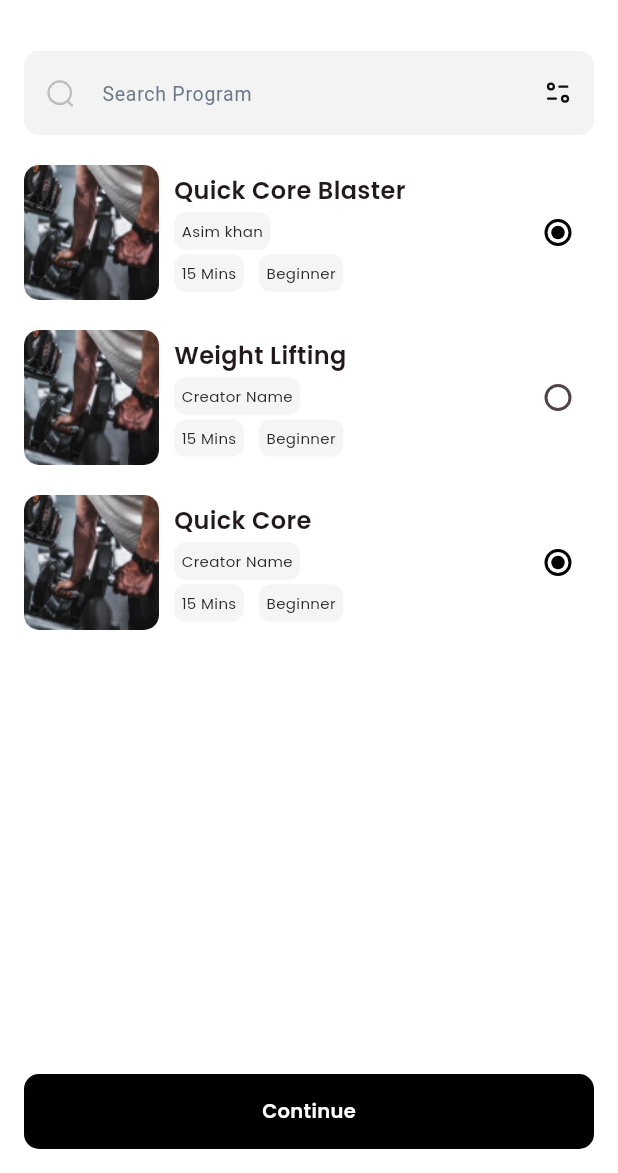
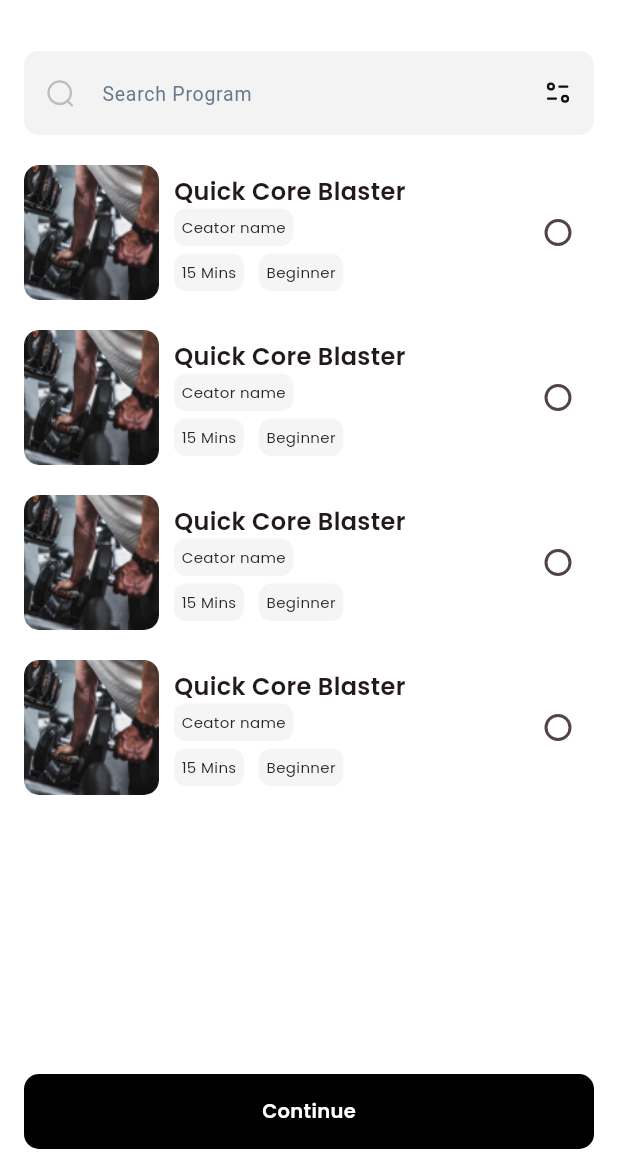
Before and after one commit to bilaalmustafa/musculo_app, a Flutter app: the ProgramScreen screen opened by its route, on a phone screen of 412 x 824 dp, the part 63-1236 px from its top. Run offline on Flutter 3.47's test engine with Material 3 defaults, Android fonts, the phone set to English and light mode, and no system bars; our stand-ins replace carousel_slider, flutter_svg, google_fonts, pinput, table_calendar, video_player; network calls fail; project files that could hold a hidden picture were left out.

Commit message:
date 22-05-2025

```diff
--- a/lib/modules/bottom_navigation_bar/feedback/screens/program_screen.dart
+++ b/lib/modules/bottom_navigation_bar/feedback/screens/program_screen.dart
@@ -9,9 +9,15 @@ import '../../../../components/custom_button.dart';
 import '../../../../core/config/routes.dart';
 import '../../../../core/constants/sizes.dart';
 
-class ProgramScreen extends StatelessWidget {
+class ProgramScreen extends StatefulWidget {
   const ProgramScreen({super.key});
 
+  @override
+  State<ProgramScreen> createState() => _ProgramScreenState();
+}
+
+class _ProgramScreenState extends State<ProgramScreen> {
+  int? selectedIndex;
   @override
   Widget build(BuildContext context) {
     return Scaffold(
@@ -30,16 +36,26 @@ class ProgramScreen extends StatelessWidget {
                 Navigator.pushNamed(context, Routes.filterscreen);
               },
             ),
-            VideoItem(
-              creatorName: 'Asim khan',
-              programTitle: 'Quick Core Blaster',
-              radiostatus: true,
+            Expanded(
+              child: ListView.separated(
+                itemCount: 4,
+                itemBuilder:
+                    (context, index) => VideoItem(
+                      index: index,
+                      selectedIndex: selectedIndex,
+                      onChanged: (val) {
+                        setState(() {
+                          selectedIndex = val;
+                        });
+                      },
+                      programTitle: "Quick Core Blaster",
+                      // programTime: "15 Mins",
+                      // programStatus: "Beginner",
+                      creatorName: "Ceator name",
+                    ),
+                separatorBuilder: (_, __) => SizedBox(height: Sizes.s20),
+              ),
             ),
-            VideoItem(
-              creatorName: 'Creator Name',
-              programTitle: 'Weight Lifting',
-            ),
-            VideoItem(creatorName: 'Creator Name', radiostatus: true),
           ],
         ),
       ),
--- a/lib/modules/bottom_navigation_bar/home_and_training_screens/component/video_item.dart
+++ b/lib/modules/bottom_navigation_bar/home_and_training_screens/component/video_item.dart
@@ -16,19 +16,24 @@ class VideoItem extends StatelessWidget {
     this.programTime,
     this.programTitle,
     this.creatorName,
-    this.radiostatus,
+    this.index,
+    this.selectedIndex,
+    this.onChanged,
   });
+
   final String? image;
   final String? programTitle;
   final String? programTime;
   final String? programStatus;
   final String? programImage;
   final String? creatorName;
-  final bool? radiostatus;
+  final int? index;
+  final int? selectedIndex;
+  final ValueChanged<int>? onChanged;
+
   @override
   Widget build(BuildContext context) {
     return Row(
-      spacing: Sizes.s10,
       children: [
         Container(
           width: 90,
@@ -42,26 +47,25 @@ class VideoItem extends StatelessWidget {
             ),
           ),
         ),
+        const SizedBox(width: 10),
         Column(
           crossAxisAlignment: CrossAxisAlignment.start,
-          spacing: Sizes.s3,
           children: [
             PoppinsText(
               text: programTitle ?? "Quick Core ",
               fontSize: Sizes.s16,
               fontWeight: TextWeight.semiBold,
             ),
-
             if (creatorName != null)
               CustomChip(text: creatorName ?? '', color: ConstColors.secondary),
-
+            SizedBox(height: 5),
             Row(
-              spacing: Sizes.s10,
               children: [
                 CustomChip(
                   text: programTime ?? "15 Mins",
                   color: ConstColors.secondary,
                 ),
+                const SizedBox(width: 10),
                 CustomChip(
                   text: programStatus ?? "Beginner",
                   color: ConstColors.secondary,
@@ -74,11 +78,13 @@ class VideoItem extends StatelessWidget {
         if (image == null)
           Radio(
             activeColor: ConstColors.black,
-            value: radiostatus ?? false,
-            groupValue: true,
-            onChanged: (value) {},
+            value: index,
+            groupValue: selectedIndex,
+            onChanged: (value) {
+              if (onChanged != null) onChanged!(value!);
+            },
           )
-        else
+        else if (image != null)
           SharePicture(imagePath: image!, height: Sizes.s50, width: Sizes.s50),
       ],
     );
--- a/lib/modules/bottom_navigation_bar/home_and_training_screens/screen/creator_mode/add_workout/intervel_time.dart
+++ b/lib/modules/bottom_navigation_bar/home_and_training_screens/screen/creator_mode/add_workout/intervel_time.dart
@@ -1,5 +1,3 @@
-import 'dart:nativewrappers/_internal/vm/lib/developer.dart';
-
 import 'package:flutter/material.dart';
 import 'package:musculo_app/components/poppins_text.dart';
 import 'package:musculo_app/core/constants/const_colors.dart';
@@ -31,11 +29,11 @@ class _WarmUpState extends State<IntervelTime> {
       controller
           .initialize()
           .then((_) {
-            log("Initialized video: $url");
+            print("Initialized video: $url");
             setState(() {});
           })
           .catchError((error) {
-            log("Error initializing video: $error");
+            print("Error initializing video: $error");
           });
       _controllers.add(controller);
     }
--- a/lib/modules/bottom_navigation_bar/home_and_training_screens/screen/creator_mode/add_workout/type_of_workout.dart
+++ b/lib/modules/bottom_navigation_bar/home_and_training_screens/screen/creator_mode/add_workout/type_of_workout.dart
@@ -21,7 +21,6 @@ class _TypeOfWorkoutState extends State<TypeOfWorkout> {
       body: Padding(
         padding: const EdgeInsets.all(Sizes.s16),
         child: Column(
-          spacing: Sizes.s20,
           crossAxisAlignment: CrossAxisAlignment.start,
           children: [
             PoppinsText(
@@ -29,6 +28,7 @@ class _TypeOfWorkoutState extends State<TypeOfWorkout> {
               fontSize: Sizes.s24,
               fontWeight: TextWeight.semiBold,
             ),
+            SizedBox(height: Sizes.s20),
             Divider(color: ConstColors.dividerColor),
 
             RadioListTile(
--- a/lib/modules/bottom_navigation_bar/home_and_training_screens/screen/creator_mode/component/add_version.dart
+++ b/lib/modules/bottom_navigation_bar/home_and_training_screens/screen/creator_mode/component/add_version.dart
@@ -1,5 +1,3 @@
-import 'dart:nativewrappers/_internal/vm/lib/developer.dart';
-
 import 'package:flutter/material.dart';
 import 'package:musculo_app/components/poppins_text.dart';
 import 'package:musculo_app/core/constants/const_colors.dart';
@@ -28,11 +26,11 @@ class _AddVersionState extends State<AddVersion> {
       controller
           .initialize()
           .then((_) {
-            log("Initialized video: $url");
+            print("Initialized video: $url");
             setState(() {});
           })
           .catchError((error) {
-            log("Error initializing video: $error");
+            print("Error initializing video: $error");
           });
       _controllers.add(controller);
     }
--- a/lib/modules/bottom_navigation_bar/home_and_training_screens/screen/creator_mode/component/creator_List_item.dart
+++ b/lib/modules/bottom_navigation_bar/home_and_training_screens/screen/creator_mode/component/creator_List_item.dart
@@ -45,7 +45,11 @@ class CreatorListItems extends StatelessWidget {
             ],
           ),
           Spacer(),
-          SharePicture(imagePath: Assets.editBlack),
+          SharePicture(
+            imagePath: Assets.editBlack,
+            width: Sizes.s20,
+            height: Sizes.s20,
+          ),
         ],
       ),
     );
--- a/lib/modules/bottom_navigation_bar/programs_and_workout/creater_screen/setting.dart
+++ b/lib/modules/bottom_navigation_bar/programs_and_workout/creater_screen/setting.dart
@@ -7,6 +7,7 @@ import 'package:musculo_app/core/constants/const_colors.dart';
 import 'package:musculo_app/core/constants/sizes.dart';
 
 import 'package:musculo_app/modules/bottom_navigation_bar/programs_and_workout/component/customlisttile.dart';
+import 'package:musculo_app/modules/bottom_navigation_bar/programs_and_workout/component/switchbottomsheet.dart';
 
 import '../component/bottomsheet.dart';
 
@@ -36,6 +37,7 @@ class SettingScreen extends StatelessWidget {
               trailing: Icon(Icons.arrow_forward_ios, size: Sizes.s16),
               onTap: () {
                 // Add Account Related code here
+                Navigator.pushNamed(context, Routes.signInscreen);
               },
             ),
             CustomListTile(
@@ -49,6 +51,7 @@ class SettingScreen extends StatelessWidget {
               trailing: Icon(Icons.arrow_forward_ios, size: Sizes.s16),
               onTap: () {
                 // switch Account related code here
+                Switchbottomsheet.show(context);
               },
             ),
             CustomListTile(
```
Also changed, not shown: lib/modules/bottom_navigation_bar/home_and_training_screens/component/show_bottom_sheet.dart (+42 -14 lines), lib/modules/bottom_navigation_bar/home_and_training_screens/screen/creator_mode/add_workout/section_of_workout.dart (+73 -54 lines), lib/modules/bottom_navigation_bar/home_and_training_screens/screen/home_screen.dart (+120 -120 lines), lib/modules/bottom_navigation_bar/home_and_training_screens/screen/user_mode/user_mode.dart (+50 -2 lines), lib/modules/bottom_navigation_bar/programs_and_workout/component/switchbottomsheet.dart (added, +80 -0 lines), 1 other file.
